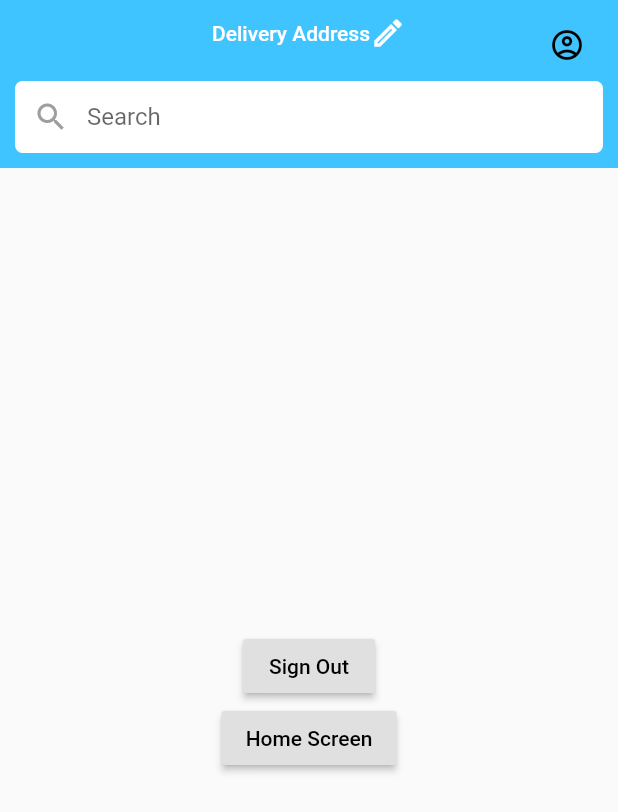
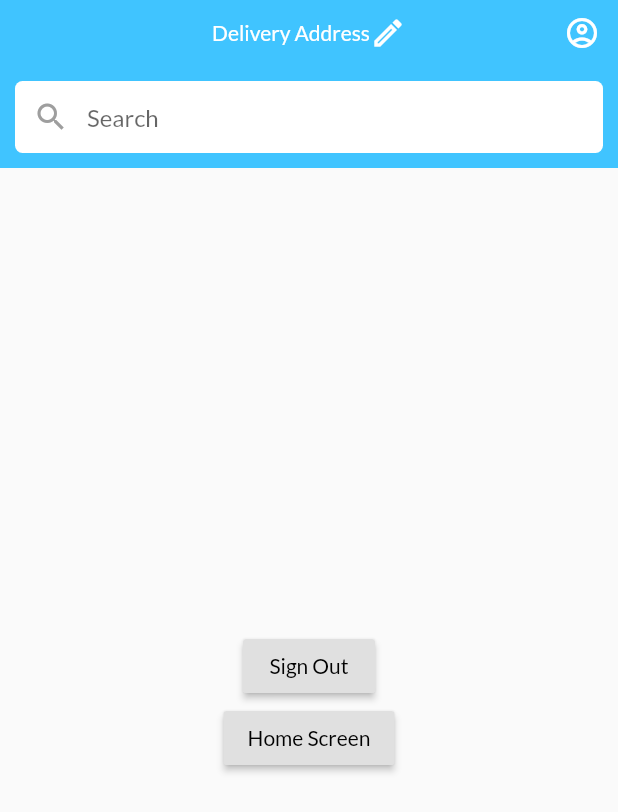
Before and after one commit to ictdu/chiller-app, a Flutter app: the HomeScreen screen opened by its route, on a phone screen of 412 x 824 dp. Shown: the top 812 px of the screen. Run offline on Flutter 3.47's test engine with Material 2 defaults, Android fonts, the phone set to English and light mode, and no system bars; our stand-ins replace cloud_firestore, dots_indicator, firebase_auth, firebase_core, flutter_spinkit, geolocator and 1 more; missing offline and left inert: geocoder; accounts and stored records are empty.

Commit message:
:coffee: Imported custom fonts

```diff
--- a/chiller_app/lib/main.dart
+++ b/chiller_app/lib/main.dart
@@ -33,6 +33,7 @@
       debugShowCheckedModeBanner: false,
       theme: ThemeData(
         primaryColor:  Colors.lightBlueAccent,
+       fontFamily: 'Lato'
       ),
       initialRoute: SplashScreen.id,
       routes: {
--- a/chiller_app/lib/screens/homeScreen.dart
+++ b/chiller_app/lib/screens/homeScreen.dart
@@ -32,14 +32,12 @@
           ),
         ),
         actions: [
-          Padding(
-            padding: const EdgeInsets.all(10.0),
-            child: IconButton(
-                icon: Icon(Icons.account_circle_outlined),
-                onPressed: (){
+          IconButton(
+              icon: Icon(Icons.account_circle_outlined,
+              color: Colors.white,),
+              onPressed: (){
 
-                },
-            ),
+              },
           ),
         ],
         centerTitle: true,
--- a/chiller_app/lib/screens/onboard_screen.dart
+++ b/chiller_app/lib/screens/onboard_screen.dart
@@ -68,7 +68,7 @@
               size: const Size.square(9.0),
               activeSize: const Size(18.0, 9.0),
               activeShape: RoundedRectangleBorder(borderRadius: BorderRadius.circular(5.0)),
-              activeColor: Colors.blue,
+              activeColor: Theme.of(context).primaryColor,
             ),
           ),
           SizedBox(height: 20,),
--- a/chiller_app/lib/screens/welcome_screen.dart
+++ b/chiller_app/lib/screens/welcome_screen.dart
@@ -157,7 +157,7 @@
                 child: Text(
                   'SKIP',
                   style: TextStyle(
-                    color: Colors.black,
+                    color: Theme.of(context).primaryColor,
                   ),
                 ),
                 onPressed: () {},
```
Also changed, not shown: chiller_app/pubspec.yaml (+10 -0 lines), chiller_app/fonts/Anton-Regular.ttf (added), chiller_app/fonts/Lato-Bold.ttf (added), chiller_app/fonts/Lato-Regular.ttf (added).
